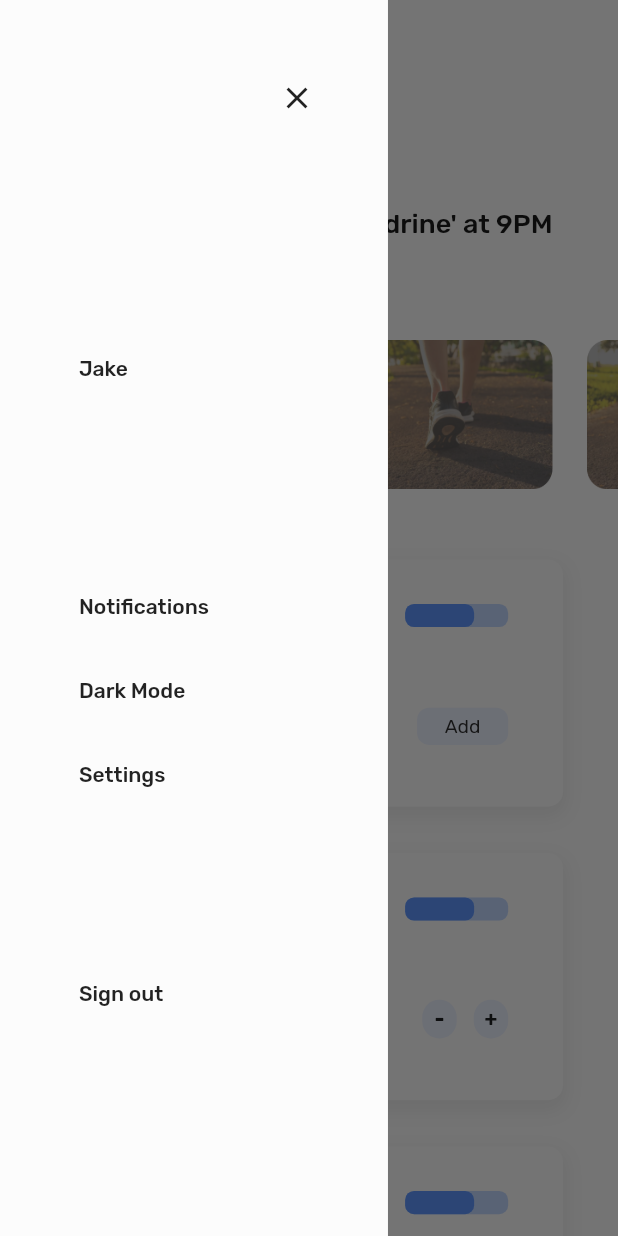
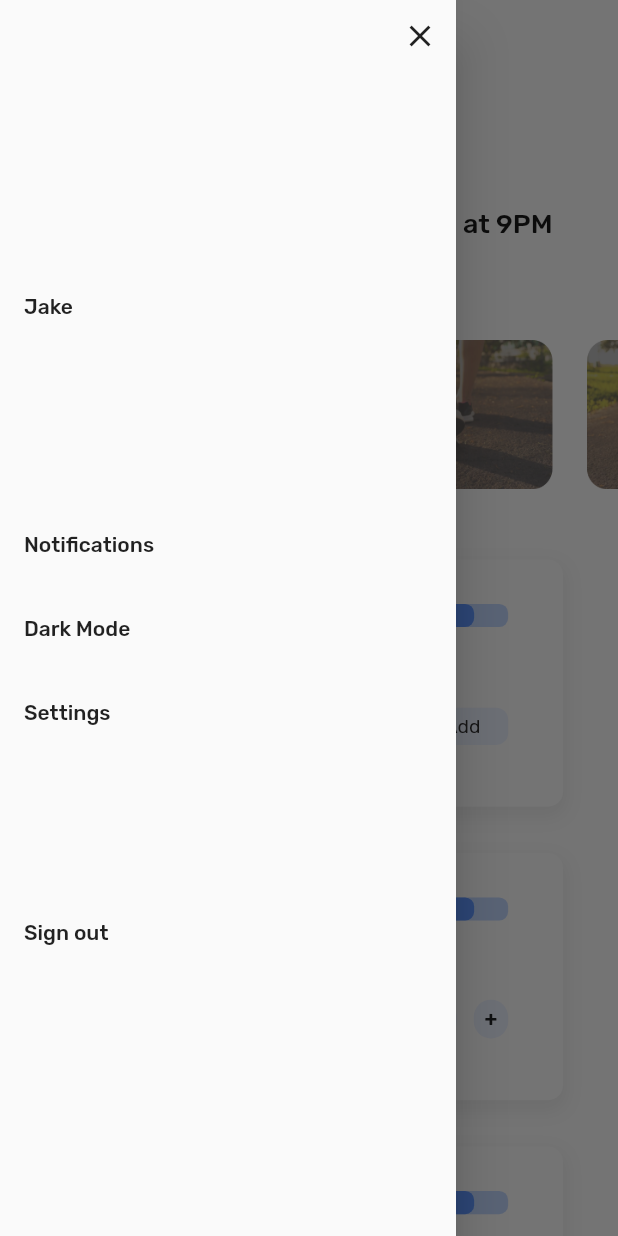
Before and after one commit to thisisyusub/Handy, a Flutter app: the HomePage screen opened by its route, with the side drawer open, on a phone screen of 412 x 824 dp. Run offline on Flutter 3.47's test engine with Material 2 defaults, Android fonts, the phone set to English and light mode, and no system bars; our stand-ins replace bloc, equatable, flutter_bloc, flutter_svg.

Commit message:
home screen is partially updated. Navigation problem is solved.

```diff
--- a/lib/main.dart
+++ b/lib/main.dart
@@ -1,4 +1,5 @@
 import 'package:bloc/bloc.dart';
+import 'package:flutter/cupertino.dart';
 import 'package:flutter/material.dart';
 import 'package:flutter/services.dart';
 import 'package:flutter_bloc/flutter_bloc.dart';
--- a/lib/presentation_layer/pages/home_page.dart
+++ b/lib/presentation_layer/pages/home_page.dart
@@ -19,12 +19,12 @@ class HomePage extends StatelessWidget {
         return OrientationBuilder(
           builder: (context, orientation) {
             SizeConfig().init(constraints, orientation, context);
-            return Scaffold(
+            return SafeArea(
+              child: Scaffold(
                 key: scaffoldKey,
                 appBar: AppBar(
                   backgroundColor: AppColors.appBackgroundColor,
                   elevation: 0,
-                automaticallyImplyLeading: true,
                   leading: Padding(
                     padding: EdgeInsets.only(
                       left: SizeConfig.blockWidth * 8.888,
@@ -116,6 +116,9 @@ class HomePage extends StatelessWidget {
                                     width: SizeConfig.blockWidth * 37.5,
                                     height: SizeConfig.blockHeight * 14.0625,
                                   ),
+                                  SizedBox(
+                                    width: SizeConfig.blockWidth * 5.555,
+                                  ),
                                 ],
                               ),
                             ),
@@ -168,6 +171,7 @@ class HomePage extends StatelessWidget {
                     ],
                   ),
                 ),
+              ),
             );
           },
         );
--- a/lib/presentation_layer/pages/onboarding_page.dart
+++ b/lib/presentation_layer/pages/onboarding_page.dart
@@ -26,7 +26,8 @@ class OnBoardingPage extends StatelessWidget {
         child: BlocListener<OnBoardingBloc, OnBoardingState>(
           listener: (context, state) {
             if (state is LoadHomePageState) {
-              Navigator.of(context).pushNamed(Routes.Home);
+              Navigator.of(context).pushNamedAndRemoveUntil(
+                  Routes.Home, (Route<dynamic> route) => false);
             }
           },
           child: BlocBuilder<OnBoardingBloc, OnBoardingState>(
@@ -96,7 +97,6 @@ class OnBoardingPage extends StatelessWidget {
                 ],
               );
             }
-
             return Container();
           }),
         ),
--- a/lib/presentation_layer/widgets/custom_drawer.dart
+++ b/lib/presentation_layer/widgets/custom_drawer.dart
@@ -1,18 +1,11 @@
 import 'package:flutter/material.dart';
-import 'package:heathier/presentation_layer/shared/app_colors.dart';
 import 'package:heathier/utils/size_config.dart';
 
 class CustomDrawer extends StatelessWidget {
   @override
   Widget build(BuildContext context) {
-    return Container(
-      color: AppColors.appBackgroundColor,
-      width: SizeConfig.blockWidth * 62.777,
-      child: Padding(
-        padding: EdgeInsets.symmetric(
-          horizontal: SizeConfig.blockWidth * 8.888,
-          vertical: SizeConfig.blockHeight * 5,
-        ),
+    return Drawer(
+      child: SingleChildScrollView(
         child: Column(
           crossAxisAlignment: CrossAxisAlignment.start,
           children: <Widget>[
@@ -48,10 +41,7 @@ class CustomDrawer extends StatelessWidget {
             SizedBox(
               height: SizeConfig.blockHeight * 10.9375,
             ),
-            ListTile(
-              title: Text('Sign out'),
-              onTap: null,
-            ),
+            ListTile(title: Text('Sign out'), onTap: () {}),
           ],
         ),
       ),
```
Lines whose indentation alone changed are shown as unchanged.
